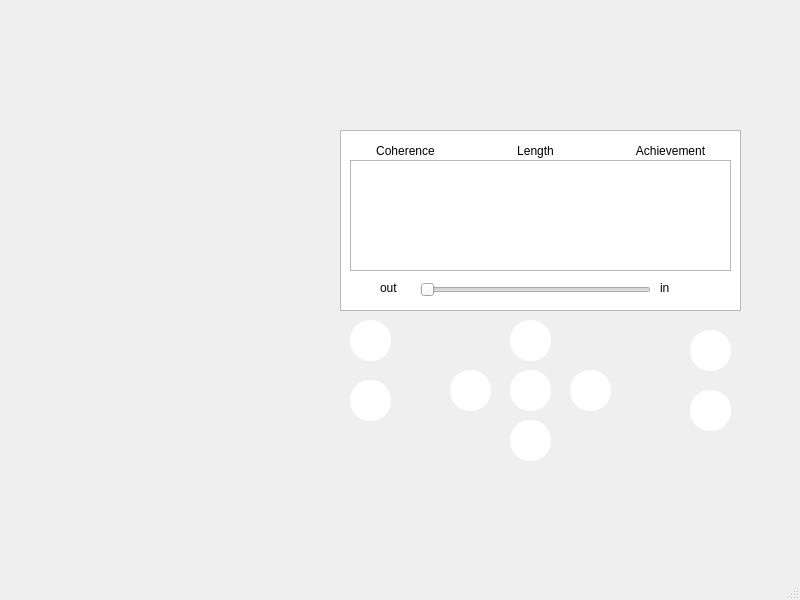
First picture: the form in code/mainwindow.ui, repository ahmadjazmawi1/3004-Project-Group-12, before the edit.
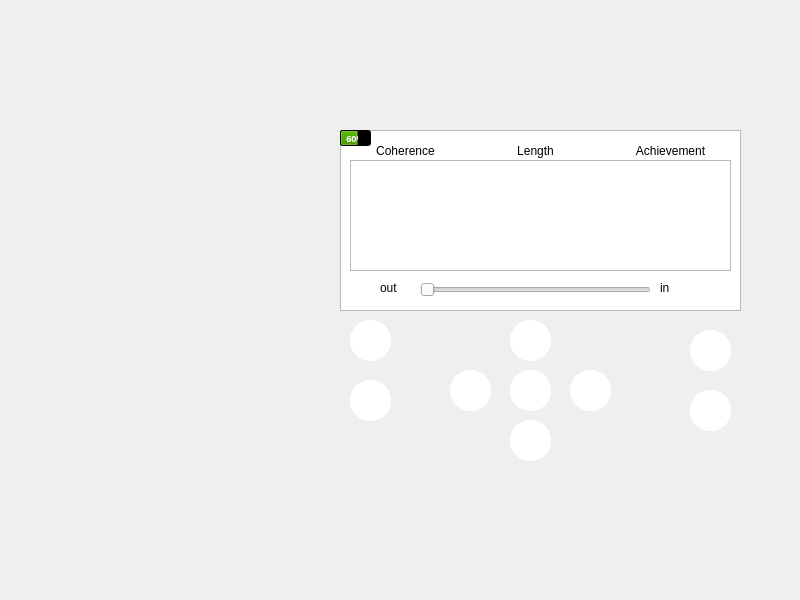
Second picture: the form after the edit. Icons and pictures are not drawn. Custom widgets are drawn as their Qt base class.

Commit message: added battery functionloty and added powe functionalility when patry reaches critical level system and device will turn off

The edit to the form file:
```diff
--- a/code/mainwindow.ui
+++ b/code/mainwindow.ui
@@ -252,7 +252,7 @@
      </property>
     </widget>
    </widget>
-   <widget class="QPushButton" name="pushButton">
+   <widget class="QPushButton" name="chargeButton">
     <property name="geometry">
      <rect>
       <x>350</x>
@@ -372,6 +372,63 @@
      <bool>true</bool>
     </property>
    </widget>
+   <widget class="QFrame" name="frame">
+    <property name="geometry">
+     <rect>
+      <x>330</x>
+      <y>130</y>
+      <width>51</width>
+      <height>16</height>
+     </rect>
+    </property>
+    <widget class="QProgressBar" name="batteryLevel">
+     <property name="geometry">
+      <rect>
+       <x>10</x>
+       <y>0</y>
+       <width>31</width>
+       <height>16</height>
+      </rect>
+     </property>
+     <property name="font">
+      <font>
+       <family>Ubuntu Mono</family>
+       <pointsize>7</pointsize>
+       <weight>75</weight>
+       <italic>false</italic>
+       <bold>true</bold>
+       <kerning>true</kerning>
+      </font>
+     </property>
+     <property name="autoFillBackground">
+      <bool>false</bool>
+     </property>
+     <property name="styleSheet">
+      <string notr="true">selection-background-color: rgb(78, 154, 6); background-color: rgb(0, 0, 0);</string>
+     </property>
+     <property name="minimum">
+      <number>0</number>
+     </property>
+     <property name="value">
+      <number>60</number>
+     </property>
+     <property name="alignment">
+      <set>Qt::AlignLeading|Qt::AlignLeft|Qt::AlignVCenter</set>
+     </property>
+     <property name="textVisible">
+      <bool>true</bool>
+     </property>
+     <property name="orientation">
+      <enum>Qt::Horizontal</enum>
+     </property>
+     <property name="invertedAppearance">
+      <bool>false</bool>
+     </property>
+     <property name="format">
+      <string>%p%</string>
+     </property>
+    </widget>
+   </widget>
    <zorder>label_7</zorder>
    <zorder>label</zorder>
    <zorder>screenDisplay</zorder>
@@ -384,13 +441,14 @@
    <zorder>backButton</zorder>
    <zorder>powerButton</zorder>
    <zorder>mainMenu</zorder>
-   <zorder>pushButton</zorder>
+   <zorder>chargeButton</zorder>
    <zorder>breathPacer</zorder>
    <zorder>label_2</zorder>
    <zorder>label_3</zorder>
    <zorder>coherenceLabel</zorder>
    <zorder>lengthLabel</zorder>
    <zorder>achievementLabel</zorder>
+   <zorder>frame</zorder>
   </widget>
   <widget class="QMenuBar" name="menubar">
    <property name="geometry">
@@ -402,7 +460,6 @@
     </rect>
    </property>
   </widget>
-  <widget class="QStatusBar" name="statusbar"/>
  </widget>
  <customwidgets>
   <customwidget>
```
The commit also changes 3 other files.
